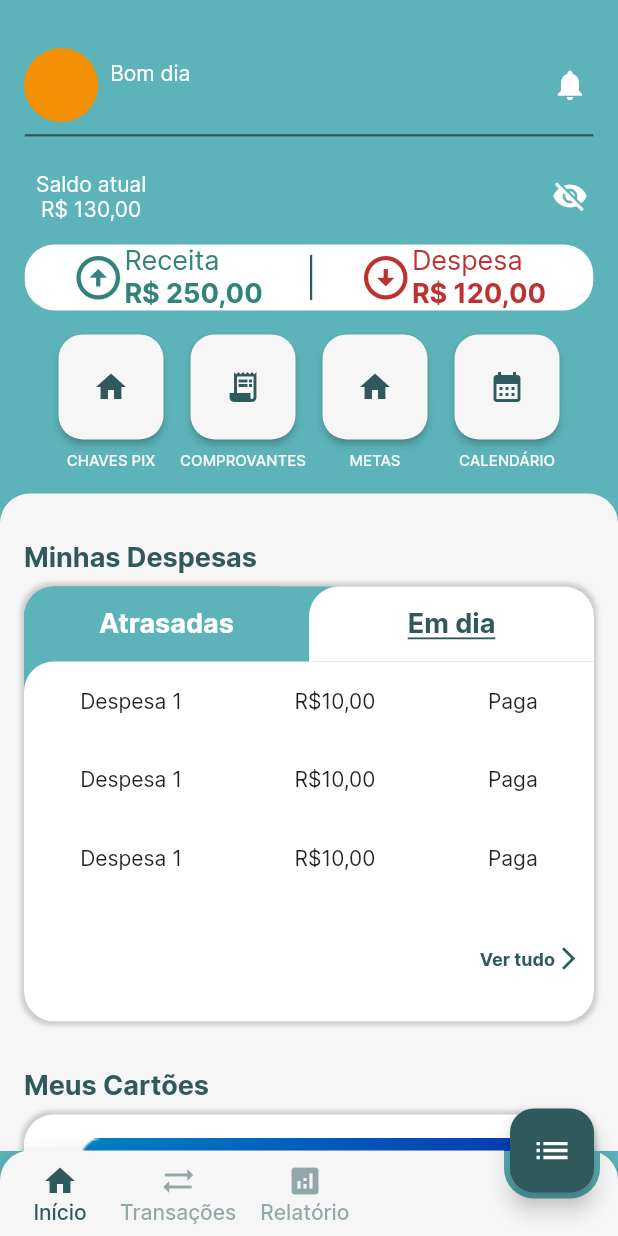
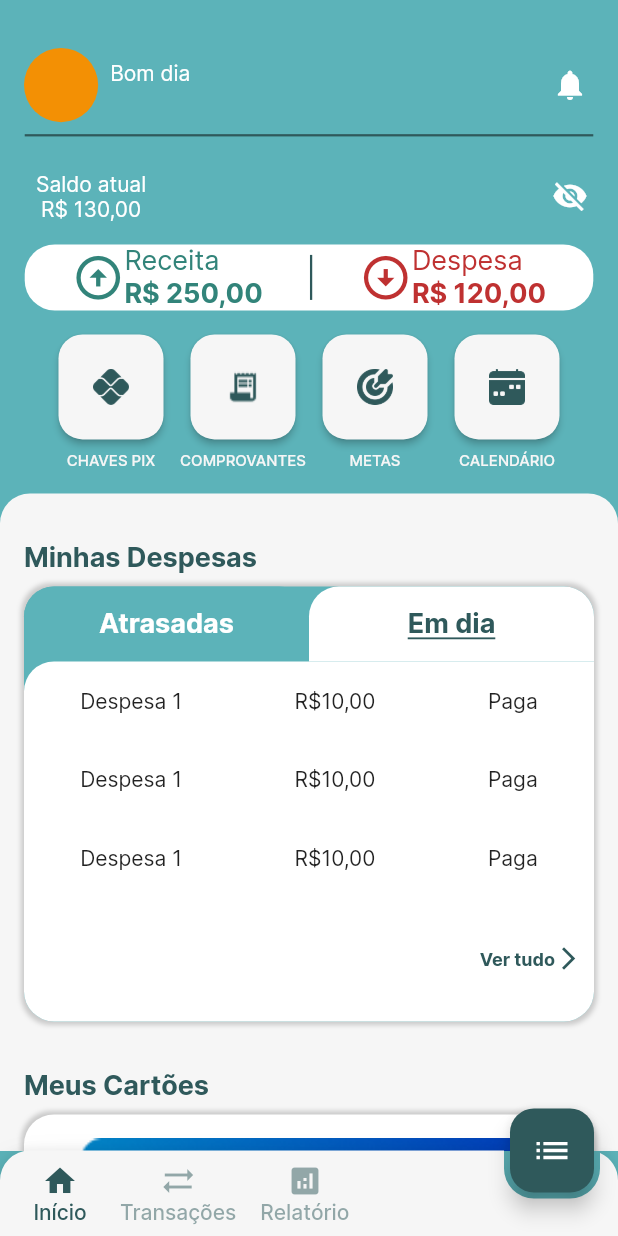
Before and after one commit to proz-tecnologia/PIT01GP07, a Flutter app: the HomeScreen screen opened directly, on a phone screen of 412 x 824 dp. Run offline on Flutter 3.47's test engine with Material 2 defaults, Android fonts, the phone set to English and light mode, and no system bars; drawn by our look-alikes of carousel_slider, flutter_speed_dial; our stand-ins replace email_validator, shared_preferences, smooth_page_indicator; accounts and stored records are empty.

Commit message:
refactor: Update card options´icons

```diff
--- a/lib/widgets/option_cards/options_cards.dart
+++ b/lib/widgets/option_cards/options_cards.dart
@@ -1,5 +1,4 @@
 import 'package:flutter/material.dart';
-
 import '../../design_system/colors.dart';
 
 class OptionsCards extends StatefulWidget {
@@ -15,48 +14,25 @@ class _OptionsCardsState extends State<OptionsCards> {
     return Row(
       mainAxisAlignment: MainAxisAlignment.center,
       children: [
-        card(icon: const Icon(Icons.home), text: 'CHAVES PIX'),
+        card(icon: const ImageIcon(AssetImage('assets/images/option_icons/pix.png'),),
+            text:'CHAVES PIX'),
         const SizedBox(width: 4),
-        card(icon: const Icon(Icons.receipt_long), text: 'COMPROVANTES'),
+        card(icon: const ImageIcon(AssetImage('assets/images/option_icons/receipt.png'),),
+            text:'COMPROVANTES'),
         const SizedBox(width: 4),
-        card(icon: const Icon(Icons.home), text: 'METAS'),
+        card(icon: const ImageIcon(AssetImage('assets/images/option_icons/target.png'),),
+            text:'METAS'),
         const SizedBox(width: 4),
-        card(icon: const Icon(Icons.calendar_month), text: 'CALENDÁRIO'),
+        card( icon: const ImageIcon(AssetImage('assets/images/option_icons/calendar.png'),),
+            text:'CALENDÁRIO'),
       ],
     );
   }
 }
-/*Widget optionsCards () {
-  return  Row(
-    mainAxisAlignment: MainAxisAlignment.center,
-        children: [
-          card(
-              icon: const Icon(Icons.home),
-              text:'CHAVES PIX'
-          ),
-          const SizedBox(width: 4),
-          card(
-              icon: const Icon(Icons.receipt_long),
-              text:'COMPROVANTES'
-          ),
-          const SizedBox(width: 4),
-          card(
-              icon: const Icon(Icons.home),
-              text:'METAS'
-          ),
-          const SizedBox(width: 4),
-          card(
-              icon: const Icon(Icons.calendar_month),
-              text:'CALENDÁRIO'
-          ),
-        ],
-      );
-
-}*/
 
 Widget card({
   required String text,
-  required Icon icon,
+  required ImageIcon icon,
 }) {
   return SizedBox(
     width: 84,
--- a/pubspec.yaml
+++ b/pubspec.yaml
@@ -39,6 +39,7 @@ flutter:
   assets:
     - assets/images/logotipo.png
     - assets/images/background/
+    - assets/images/option_icons/
     - assets/images/credit_cards/
     - assets/images/bank_accounts/
     - assets/images/login_icons/facebook.png
```
Also changed, not shown: assets/images/option_icons/calendar.png (added), assets/images/option_icons/pix.png (added), assets/images/option_icons/receipt.png (added), assets/images/option_icons/target.png (added).
